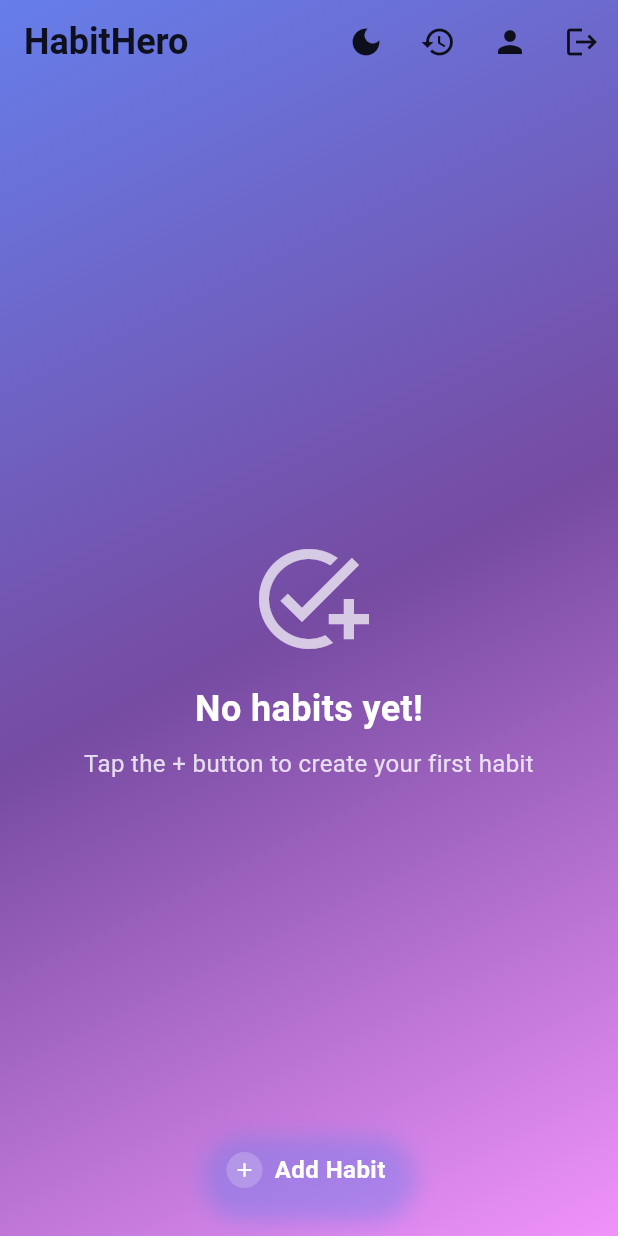
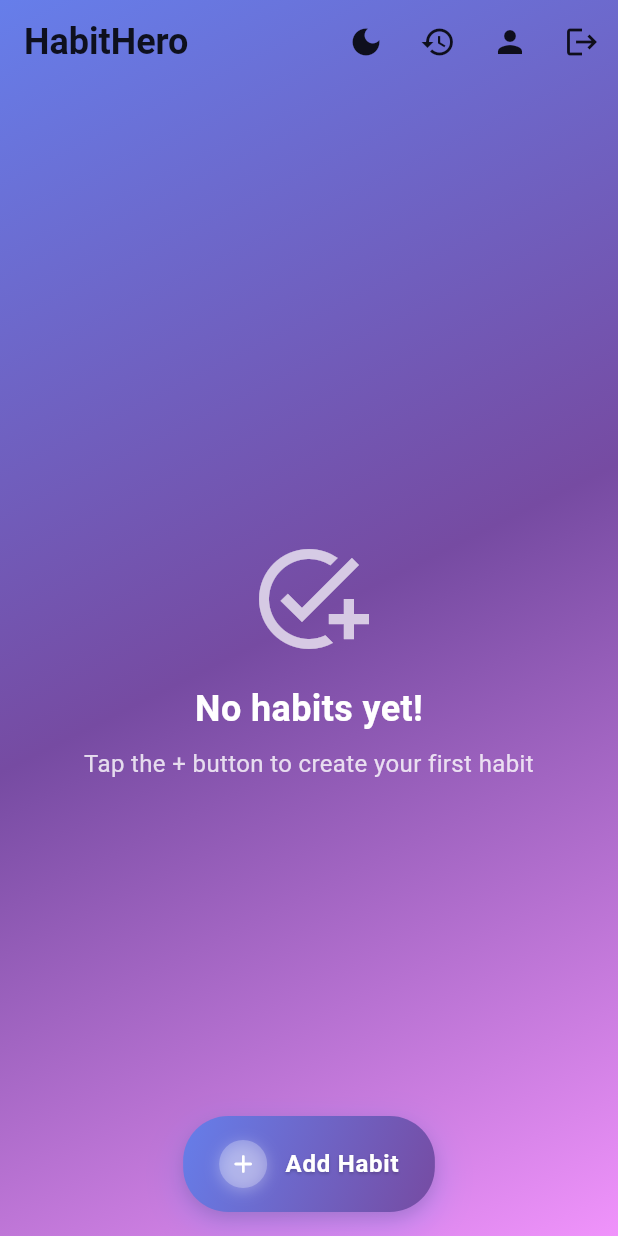
Before and after one commit to RkTushar/habithero, a Flutter app: the HomeScreen screen opened directly, on a phone screen of 412 x 824 dp. Run offline on Flutter 3.47's test engine with Material 3 defaults, Android fonts, the phone set to English and light mode, and no system bars; our stand-ins replace cloud_firestore, firebase_auth, firebase_core, flutter_local_notifications, shared_preferences, table_calendar and 1 more; accounts and stored records are empty.

Commit message:
Update home_screen.dart

```diff
--- a/lib/screens/home_screen.dart
+++ b/lib/screens/home_screen.dart
@@ -470,45 +470,83 @@ class HomeScreen extends StatelessWidget {
       ),
       floatingActionButton: Container(
         decoration: BoxDecoration(
-          borderRadius: BorderRadius.circular(28),
+          borderRadius: BorderRadius.circular(30),
+          gradient: LinearGradient(
+            colors: [
+              Color(0xFF667eea),
+              Color(0xFF764ba2),
+            ],
+            begin: Alignment.topLeft,
+            end: Alignment.bottomRight,
+          ),
           boxShadow: [
             BoxShadow(
-              color: Color(0xFF667eea).withOpacity(0.4),
-              blurRadius: 12,
-              offset: Offset(0, 6),
+              color: Color(0xFF667eea).withOpacity(0.3),
+              blurRadius: 20,
+              offset: Offset(0, 8),
+              spreadRadius: 2,
+            ),
+            BoxShadow(
+              color: Colors.black.withOpacity(0.1),
+              blurRadius: 8,
+              offset: Offset(0, 4),
             ),
           ],
         ),
-        child: FloatingActionButton.extended(
-          tooltip: 'Add New Habit',
-          onPressed: () {
+        child: Material(
+          color: Colors.transparent,
+          child: InkWell(
+            borderRadius: BorderRadius.circular(30),
+            onTap: () {
               Navigator.push(
                 context,
                 createSlideRoute(AddHabitScreen()),
               );
             },
-          backgroundColor: Colors.transparent,
-          elevation: 0,
-          label: Text(
+            child: Container(
+              padding: EdgeInsets.symmetric(horizontal: 24, vertical: 16),
+              child: Row(
+                mainAxisSize: MainAxisSize.min,
+                children: [
+                  Container(
+                    width: 32,
+                    height: 32,
+                    decoration: BoxDecoration(
+                      shape: BoxShape.circle,
+                      color: Colors.white.withOpacity(0.25),
+                      boxShadow: [
+                        BoxShadow(
+                          color: Colors.white.withOpacity(0.3),
+                          blurRadius: 8,
+                          offset: Offset(0, 2),
+                        ),
+                      ],
+                    ),
+                    child: Icon(
+                      Icons.add_rounded,
+                      color: Colors.white,
+                      size: 20,
+                    ),
+                  ),
+                  SizedBox(width: 12),
+                  Text(
                     "Add Habit",
                     style: TextStyle(
                       color: Colors.white,
                       fontSize: 16,
-              fontWeight: FontWeight.w600,
-              letterSpacing: 0.3,
+                      fontWeight: FontWeight.w700,
+                      letterSpacing: 0.5,
+                      shadows: [
+                        Shadow(
+                          color: Colors.black.withOpacity(0.2),
+                          offset: Offset(0, 1),
+                          blurRadius: 2,
+                        ),
+                      ],
                     ),
                   ),
-          icon: Container(
-            width: 24,
-            height: 24,
-            decoration: BoxDecoration(
-              shape: BoxShape.circle,
-              color: Colors.white.withOpacity(0.2),
+                ],
               ),
-            child: Icon(
-              Icons.add_rounded,
-              color: Colors.white,
-              size: 16,
             ),
           ),
         ),
```
Lines whose indentation alone changed are shown as unchanged.
